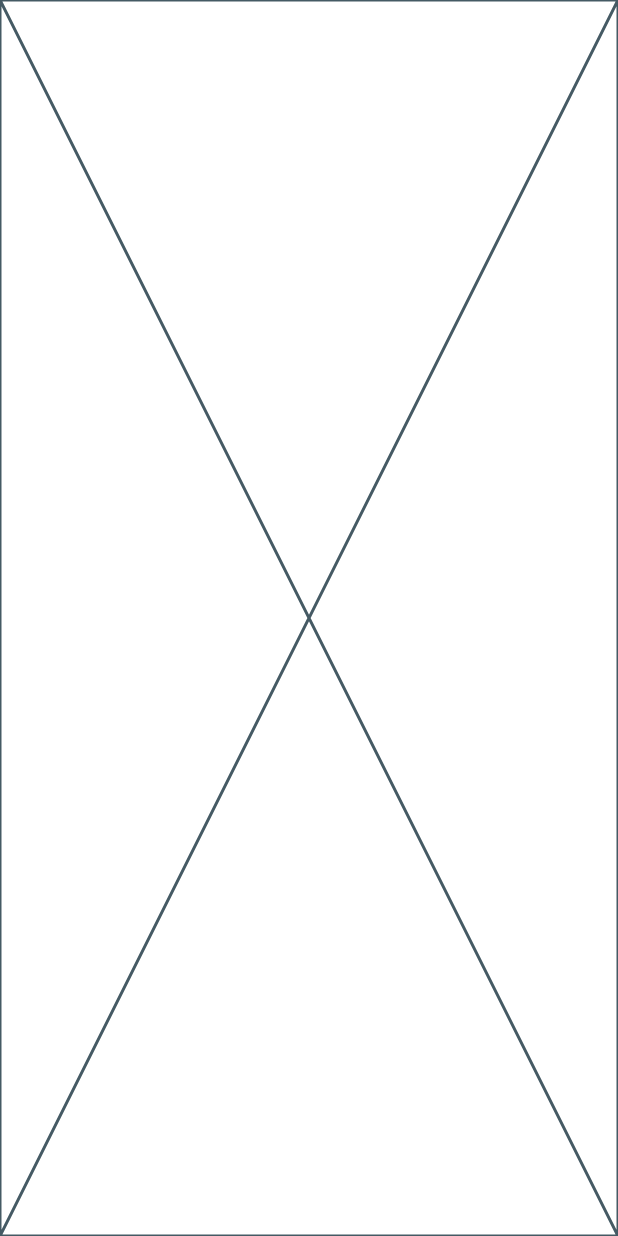
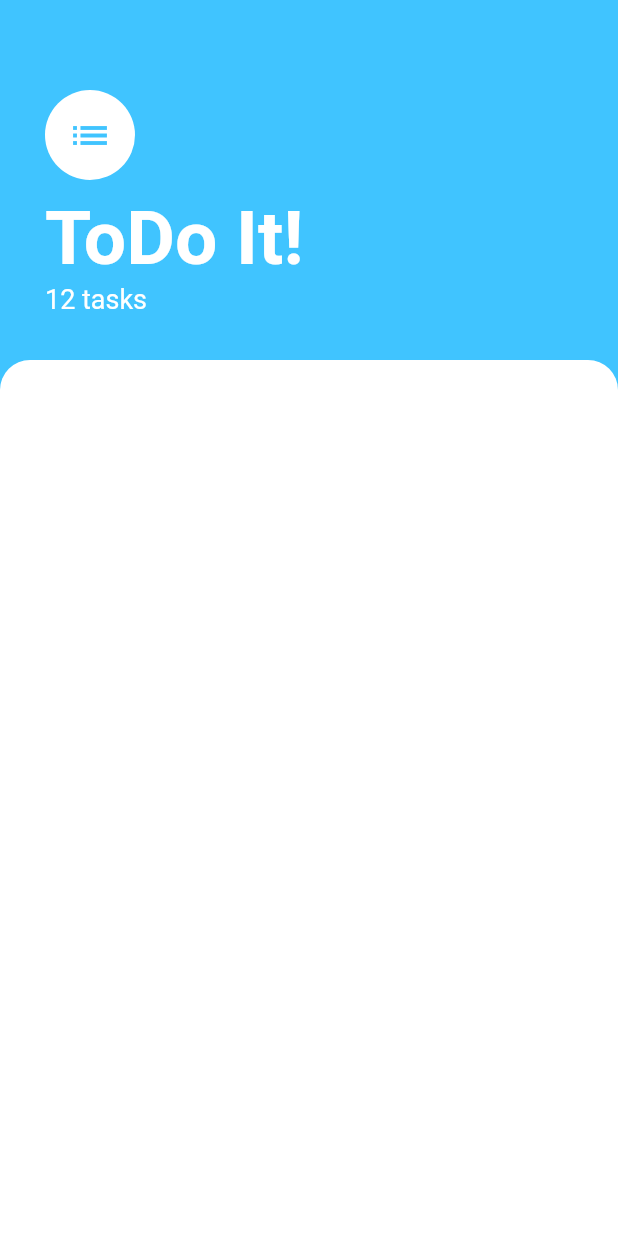
Before and after one commit to UlugbekYarkinov/todo_list, a Flutter app: the screen it shows after launch, on a phone screen of 412 x 824 dp. Run offline on Flutter 3.47's test engine with Material 2 defaults, Android fonts, the phone set to English and light mode, and no system bars.

Commit message:
layout of tasks screen implemented

```diff
--- a/lib/main.dart
+++ b/lib/main.dart
@@ -10,6 +10,8 @@ class MyApp extends StatelessWidget {
 
   @override
   Widget build(BuildContext context) {
-    return TasksScreen();
+    return MaterialApp(
+      home: TasksScreen(),
+    );
   }
 }
--- a/lib/screens/tasks_screen.dart
+++ b/lib/screens/tasks_screen.dart
@@ -5,6 +5,60 @@ class TasksScreen extends StatelessWidget {
 
   @override
   Widget build(BuildContext context) {
-    return const Placeholder();
+    return Scaffold(
+      backgroundColor: Colors.lightBlueAccent,
+      body: Column(
+        crossAxisAlignment: CrossAxisAlignment.start,
+        children: [
+          Container(
+            padding: const EdgeInsets.only(
+                top: 60.0, left: 30.0, right: 30.0, bottom: 30.0),
+            child: Column(
+              crossAxisAlignment: CrossAxisAlignment.start,
+              children: [
+                CircleAvatar(
+                  child: Icon(
+                    Icons.list,
+                    size: 30.0,
+                    color: Colors.lightBlueAccent,
+                  ),
+                  backgroundColor: Colors.white,
+                  radius: 30.0,
+                ),
+                const SizedBox(
+                  height: 10.0,
+                ),
+                Text(
+                  'ToDo It!',
+                  style: TextStyle(
+                    color: Colors.white,
+                    fontSize: 50.0,
+                    fontWeight: FontWeight.w700,
+                  ),
+                ),
+                Text(
+                  '12 tasks',
+                  style: TextStyle(
+                    color: Colors.white,
+                    fontSize: 18.0,
+                  ),
+                ),
+              ],
+            ),
+          ),
+          Expanded(
+            child: Container(
+              decoration: const BoxDecoration(
+                  color: Colors.white,
+                  borderRadius: BorderRadius.only(
+                    topLeft: Radius.circular(20.0),
+                    topRight: Radius.circular(20.0),
+                  )
+              ),
+            ),
+          )
+        ],
+      ),
+    );
   }
 }
```
